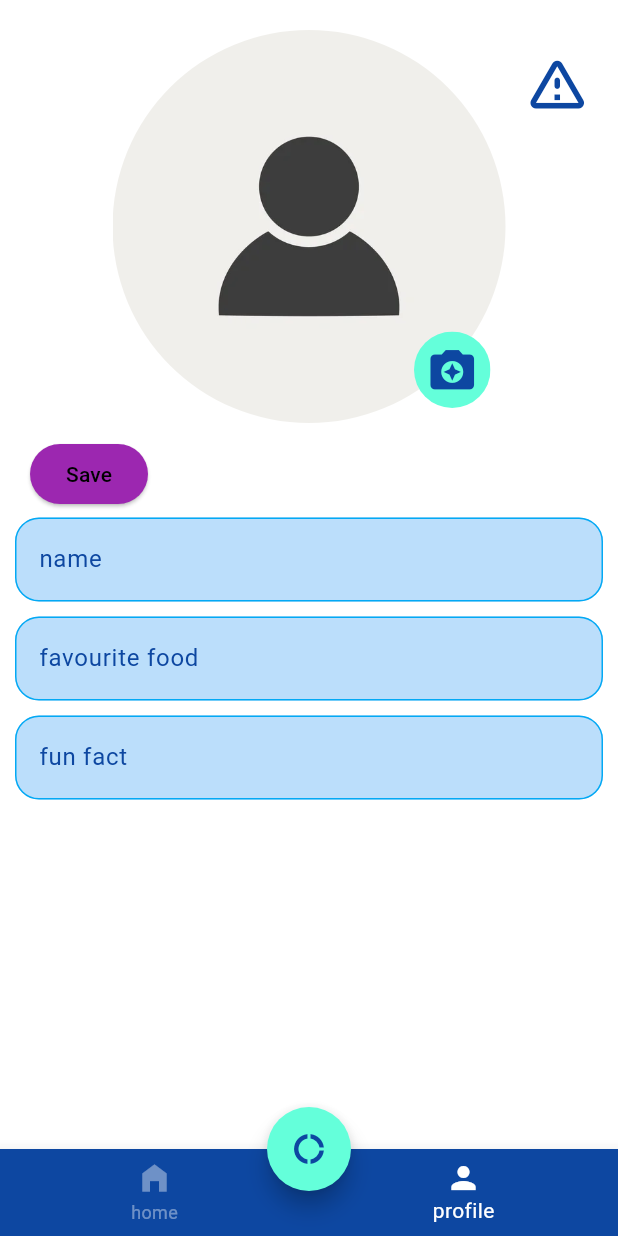
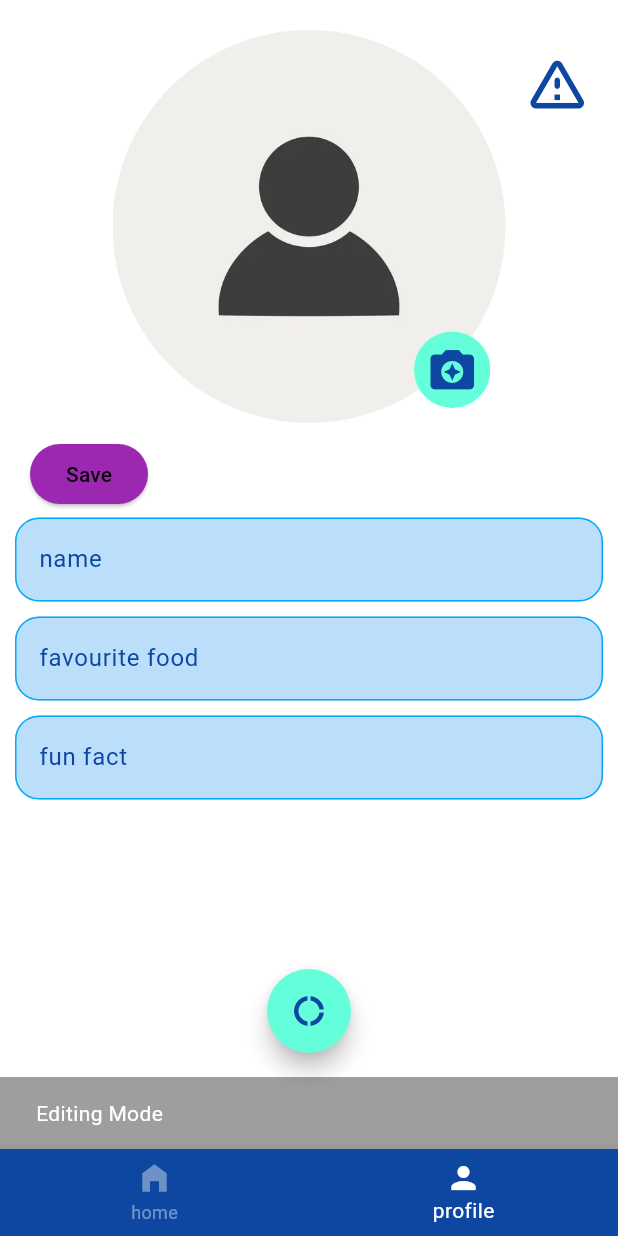
Before and after one commit to luhouyang/jockaton, a Flutter app: the screen it shows once a user with an empty profile is signed in, item 2 of the bottom bar chosen, after a tap on "Edit", on a phone screen of 412 x 824 dp. Run offline on Flutter 3.47's test engine with Material 3 defaults, Android fonts, the phone set to English and light mode, and no system bars; our stand-ins replace cloud_firestore, email_validator, firebase_auth, firebase_core, loading_animation_widget; accounts and stored records are empty.

Commit message:
editing user data done

```diff
--- a/lib/auth/firebase_auth_services.dart
+++ b/lib/auth/firebase_auth_services.dart
@@ -14,14 +14,14 @@ class FirebaseAuthServices {
         email: email,
         password: password,
       )
-      .then((value) async {
+          .then((value) async {
         UserEntity userEntity = UserEntity(
             name: email,
             favouriteFood: "BIG MEAT",
             funFact: "I CAN FLYYYYY",
             interval: 60);
         await userUsecase.setUser(userEntity);
-        await FirestoreDatabase().addUser(userEntity, value.user!.uid);
+        await FirestoreDatabase().setUser(userEntity, value.user!.uid);
       });
     } catch (e) {
       // Handle authentication exceptions
@@ -33,11 +33,14 @@ class FirebaseAuthServices {
       UserUsecase userUsecase) async {
     try {
       debugPrint("SIGNING IN");
-      await FirebaseAuth.instance.signInWithEmailAndPassword(
+      await FirebaseAuth.instance
+          .signInWithEmailAndPassword(
         email: email,
         password: password,
-      ).then((value) async {
-         await userUsecase.setUser(await FirestoreDatabase().getUser(value.user!.uid));
+      )
+          .then((value) async {
+        await userUsecase
+            .setUser(await FirestoreDatabase().getUser(value.user!.uid));
       });
     } catch (e) {
       // Handle authentication exceptions
--- a/lib/pages/main_page/main_page.dart
+++ b/lib/pages/main_page/main_page.dart
@@ -1,6 +1,5 @@
 import 'dart:async';
 import 'dart:math';
-import 'package:animated_bottom_navigation_bar/animated_bottom_navigation_bar.dart';
 import 'package:flutter/material.dart';
 import 'package:macrohard/pages/home_page.dart';
 import 'package:macrohard/pages/main_page/navigation_usecase.dart';
@@ -124,9 +123,11 @@ class _MainPageState extends State<MainPage> {
               selectedItemColor: mainColorScheme.activeColor,
               unselectedItemColor: mainColorScheme.activeColor.withOpacity(0.4),
               currentIndex: navUseCase.bottomNavigationIdx,
-              items: [BottomNavigationBarItem(icon: Icon(Icons.home_filled), label: "home"),
-              BottomNavigationBarItem(icon: Icon(Icons.person), label: "profile")],
-              onTap: (index) => navUseCase.changeIdx(index)),
+              items: const [
+                BottomNavigationBarItem(icon: Icon(Icons.home_filled), label: "home"),
+                BottomNavigationBarItem(icon: Icon(Icons.person), label: "profile")],
+              onTap: (index) => navUseCase.changeIdx(index),
+              ),
         );
       },
     );
--- a/lib/pages/profile_page.dart
+++ b/lib/pages/profile_page.dart
@@ -70,10 +70,8 @@ class _ProfilePageState extends State<ProfilePage> {
     if (userUsecase.userEntity.name == "name" &&
         userUsecase.userEntity.favouriteFood == "favourite food" &&
         userUsecase.userEntity.funFact == "fun fact") {
-      FirebaseAuth firebaseAuth = FirebaseAuth.instance;
-      UserEntity userEntity =
-          await FirestoreDatabase().getUser(firebaseAuth.currentUser!.uid);
-      await userUsecase.setUser(userEntity);
+      await userUsecase.setUser(await FirestoreDatabase()
+          .getUser(FirebaseAuth.instance.currentUser!.uid));
       nameTextController.text = userUsecase.userEntity.name;
       foodTextController.text = userUsecase.userEntity.favouriteFood;
       factTextController.text = userUsecase.userEntity.funFact;
@@ -122,6 +120,8 @@ class _ProfilePageState extends State<ProfilePage> {
       }
     }
 
+    UserUsecase userUsecase = Provider.of<UserUsecase>(context, listen: false);
+
     return SafeArea(
         child: Scaffold(
       backgroundColor: crazyRGBUsecase.isCrazyMode
@@ -165,8 +165,30 @@ class _ProfilePageState extends State<ProfilePage> {
                     child: Align(
                       alignment: Alignment.centerLeft,
                       child: ElevatedButton(
-                        onPressed: () {
+                        onPressed: () async {
+                          String uid = FirebaseAuth.instance.currentUser!.uid;
                           setState(() {
+                            if (_isEditing) {
+                              UserEntity newUserEntity = UserEntity(
+                                  name: nameTextController.text,
+                                  favouriteFood: foodTextController.text,
+                                  funFact: factTextController.text,
+                                  interval: userUsecase.userEntity.interval);
+                              FirestoreDatabase().setUser(newUserEntity, uid);
+                            } else {
+                              ScaffoldMessenger.of(context).showSnackBar(
+                                SnackBar(
+                                  backgroundColor: profileColorScheme.shadow,
+                                  content: Text(
+                                    "Editing Mode",
+                                    style: TextStyle(
+                                        color: _isCrazyMode
+                                            ? profileColorScheme.linkText
+                                            : Colors.white),
+                                  ),
+                                ),
+                              );
+                            }
                             _isEditing = !_isEditing;
                           });
                         },
--- a/lib/services/firestore_database.dart
+++ b/lib/services/firestore_database.dart
@@ -5,9 +5,12 @@ import 'package:macrohard/entities/user_entity.dart';
 class FirestoreDatabase {
   FirebaseFirestore firebaseFirestore = FirebaseFirestore.instance;
 
-  Future<void> addUser(UserEntity userEntity, String uid) async {
+  Future<void> setUser(UserEntity userEntity, String uid) async {
     try {
-      await firebaseFirestore.collection("users").add(userEntity.toMap());
+      await firebaseFirestore
+          .collection("users")
+          .doc(uid)
+          .set(userEntity.toMap());
     } catch (e) {
       debugPrint("Error add user: $e");
     }
@@ -18,7 +21,7 @@ class FirestoreDatabase {
       DocumentSnapshot snapshot =
           await firebaseFirestore.collection("users").doc(uid).get();
       Map<String, dynamic> map = snapshot.data() as Map<String, dynamic>;
-      UserEntity userEntity =  UserEntity.fromMap(map);
+      UserEntity userEntity = UserEntity.fromMap(map);
       return userEntity;
     } catch (e) {
       debugPrint("Error get user: $e");
```
